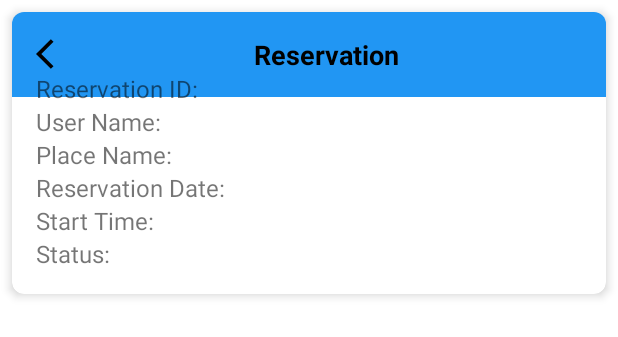
After one commit to alioevera/KucingkuApp, an Android app: the layout activity_history.xml on its own in the app's theme, with its tools: preview values and no code run, on a phone screen of 412 x 824 dp. The commit adds this screen. Shown: the top 337 px of the screen. Run offline under Robolectric (Android 15) with nearby library versions, the phone set to English and light mode, and no system bars.

Commit message:
historynya belum ya

```diff
--- a/app/src/main/AndroidManifest.xml
+++ b/app/src/main/AndroidManifest.xml
@@ -36,6 +36,11 @@
             android:exported="false">
         </activity>
 
+        <activity
+            android:name=".Activity.Activity.ReserveActivity"
+            android:exported="false">
+        </activity>
+
     </application>
 
 </manifest>
--- a/app/src/main/java/com/example/kucingkuapp/Activity/Activity/RegisterPage.java
+++ b/app/src/main/java/com/example/kucingkuapp/Activity/Activity/RegisterPage.java
@@ -1,3 +1,4 @@
+
 package com.example.kucingkuapp.Activity.Activity;
 
 import android.content.Intent;
--- a/app/src/main/java/com/example/kucingkuapp/Activity/Database/Review.java
+++ b/app/src/main/java/com/example/kucingkuapp/Activity/Database/Review.java
@@ -15,6 +15,9 @@ public class Review {
         this.reviewText = reviewText;
         this.rating = rating;
         this.placeName = placeName;
+    }
+
+    public Review(String username, String reviewText, String s, String placeName) {
     }
 
     public String getUsername() {
--- /dev/null
+++ b/app/src/main/res/layout/activity_history.xml
@@ -0,0 +1,179 @@
+<?xml version="1.0" encoding="utf-8"?>
+<androidx.cardview.widget.CardView xmlns:android="http://schemas.android.com/apk/res/android"
+    xmlns:app="http://schemas.android.com/apk/res-auto"
+    android:layout_width="match_parent"
+    android:layout_height="wrap_content"
+    android:layout_margin="8dp"
+    app:cardCornerRadius="8dp"
+    app:cardElevation="4dp">
+
+    <androidx.constraintlayout.widget.ConstraintLayout
+        android:id="@+id/constraintLayoutHeader"
+        android:layout_width="match_parent"
+        android:layout_height="wrap_content"
+        android:padding="16dp"
+        android:background="@color/blue"
+        app:layout_constraintTop_toTopOf="parent"
+        app:layout_constraintStart_toStartOf="parent"
+        app:layout_constraintEnd_toEndOf="parent">
+
+        <ImageButton
+            android:id="@+id/ic_back"
+            android:layout_width="wrap_content"
+            android:layout_height="wrap_content"
+            android:background="?attr/selectableItemBackgroundBorderless"
+            android:src="@drawable/ic_back"
+            android:contentDescription="@string/back_button"
+            app:layout_constraintTop_toTopOf="parent"
+            app:layout_constraintStart_toStartOf="parent" />
+
+        <TextView
+            android:id="@+id/placeDetailTitle"
+            android:layout_width="wrap_content"
+            android:layout_height="wrap_content"
+            android:text="Reservation"
+            android:textSize="18sp"
+            android:textStyle="bold"
+            android:textColor="@android:color/black"
+            app:layout_constraintTop_toTopOf="parent"
+            app:layout_constraintStart_toEndOf="@id/ic_back"
+            app:layout_constraintEnd_toEndOf="parent"
+            app:layout_constraintBottom_toBottomOf="@id/ic_back"
+            app:layout_constraintHorizontal_bias="0.5" />
+    </androidx.constraintlayout.widget.ConstraintLayout>
+
+    <ScrollView
+        android:layout_width="match_parent"
+        android:layout_height="wrap_content"
+        android:fillViewport="true">
+
+        <androidx.constraintlayout.widget.ConstraintLayout
+            android:id="@+id/FormTop"
+            android:layout_width="match_parent"
+            android:layout_height="wrap_content"
+            android:layout_marginTop="16dp"
+            android:padding="16dp"
+            app:layout_constraintTop_toBottomOf="@id/constraintLayoutHeader">
+
+            <TextView
+                android:id="@+id/tvReservationIdLabel"
+                android:layout_width="wrap_content"
+                android:layout_height="wrap_content"
+                android:layout_marginTop="8dp"
+                android:text="Reservation ID:"
+                android:textSize="16sp"
+                app:layout_constraintStart_toStartOf="parent"
+                app:layout_constraintTop_toTopOf="parent" />
+
+            <TextView
+                android:id="@+id/tvReservationId"
+                android:layout_width="0dp"
+                android:layout_height="wrap_content"
+                android:layout_marginStart="8dp"
+                android:textSize="16sp"
+                app:layout_constraintStart_toEndOf="@id/tvReservationIdLabel"
+                app:layout_constraintTop_toTopOf="parent"
+                app:layout_constraintWidth_percent="0.5" />
+
+            <TextView
+                android:id="@+id/tvUserNameLabel"
+                android:layout_width="wrap_content"
+                android:layout_height="wrap_content"
+                android:layout_marginTop="8dp"
+                android:text="User Name:"
+                android:textSize="16sp"
+                app:layout_constraintStart_toStartOf="parent"
+                app:layout_constraintTop_toBottomOf="@id/tvReservationId" />
+
+            <TextView
+                android:id="@+id/tvUserName"
+                android:layout_width="0dp"
+                android:layout_height="wrap_content"
+                android:layout_marginStart="8dp"
+                android:textSize="16sp"
+                app:layout_constraintStart_toEndOf="@id/tvUserNameLabel"
+                app:layout_constraintTop_toBottomOf="@id/tvReservationId"
+                app:layout_constraintWidth_percent="0.5" />
+
+            <TextView
+                android:id="@+id/tvPlaceNameLabel"
+                android:layout_width="wrap_content"
+                android:layout_height="wrap_content"
+                android:layout_marginTop="8dp"
+                android:text="Place Name:"
+                android:textSize="16sp"
+                app:layout_constraintStart_toStartOf="parent"
+                app:layout_constraintTop_toBottomOf="@id/tvUserName" />
+
+            <TextView
+                android:id="@+id/tvPlaceName"
+                android:layout_width="0dp"
+                android:layout_height="wrap_content"
+                android:layout_marginStart="8dp"
+                android:textSize="16sp"
+                app:layout_constraintStart_toEndOf="@id/tvPlaceNameLabel"
+                app:layout_constraintTop_toBottomOf="@id/tvUserName"
+                app:layout_constraintWidth_percent="0.5" />
+
+            <TextView
+                android:id="@+id/tvReservationDateLabel"
+                android:layout_width="wrap_content"
+                android:layout_height="wrap_content"
+                android:layout_marginTop="8dp"
+                android:text="Reservation Date:"
+                android:textSize="16sp"
+                app:layout_constraintStart_toStartOf="parent"
+                app:layout_constraintTop_toBottomOf="@id/tvPlaceName" />
+
+            <TextView
+                android:id="@+id/tvReservationDate"
+                android:layout_width="0dp"
+                android:layout_height="wrap_content"
+                android:layout_marginStart="8dp"
+                android:textSize="16sp"
+                app:layout_constraintStart_toEndOf="@id/tvReservationDateLabel"
+                app:layout_constraintTop_toBottomOf="@id/tvPlaceName"
+                app:layout_constraintWidth_percent="0.5" />
+
+            <TextView
+                android:id="@+id/tvStartTimeLabel"
+                android:layout_width="wrap_content"
+                android:layout_height="wrap_content"
+                android:layout_marginTop="8dp"
+                android:text="Start Time:"
+                android:textSize="16sp"
+                app:layout_constraintStart_toStartOf="parent"
+                app:layout_constraintTop_toBottomOf="@id/tvReservationDate" />
+
+            <TextView
+                android:id="@+id/tvStartTime"
+                android:layout_width="0dp"
+                android:layout_height="wrap_content"
+                android:layout_marginStart="8dp"
+                android:textSize="16sp"
+                app:layout_constraintStart_toEndOf="@id/tvStartTimeLabel"
+                app:layout_constraintTop_toBottomOf="@id/tvReservationDate"
+                app:layout_constraintWidth_percent="0.5" />
+
+            <TextView
+                android:id="@+id/tvStatusLabel"
+                android:layout_width="wrap_content"
+                android:layout_height="wrap_content"
+                android:layout_marginTop="8dp"
+                android:text="Status:"
+                android:textSize="16sp"
+                app:layout_constraintStart_toStartOf="parent"
+                app:layout_constraintTop_toBottomOf="@id/tvStartTime" />
+
+            <TextView
+                android:id="@+id/tvStatus"
+                android:layout_width="0dp"
+                android:layout_height="wrap_content"
+                android:layout_marginStart="8dp"
+                android:textSize="16sp"
+                app:layout_constraintStart_toEndOf="@id/tvStatusLabel"
+                app:layout_constraintTop_toBottomOf="@id/tvStartTime"
+                app:layout_constraintWidth_percent="0.5" />
+        </androidx.constraintlayout.widget.ConstraintLayout>
+    </ScrollView>
+</androidx.cardview.widget.CardView>
```
Also changed, not shown: app/src/main/java/com/example/kucingkuapp/Activity/Activity/DetailActivity.java (+18 -1 lines), app/src/main/java/com/example/kucingkuapp/Activity/Activity/ReserveActivity.java (added, +116 -0 lines), app/src/main/java/com/example/kucingkuapp/Activity/Database/Reservation.java (added, +82 -0 lines), app/src/main/res/layout/history_item.xml (added, +130 -0 lines), app/src/main/res/layout/reserve_activity.xml (added, +137 -0 lines).
